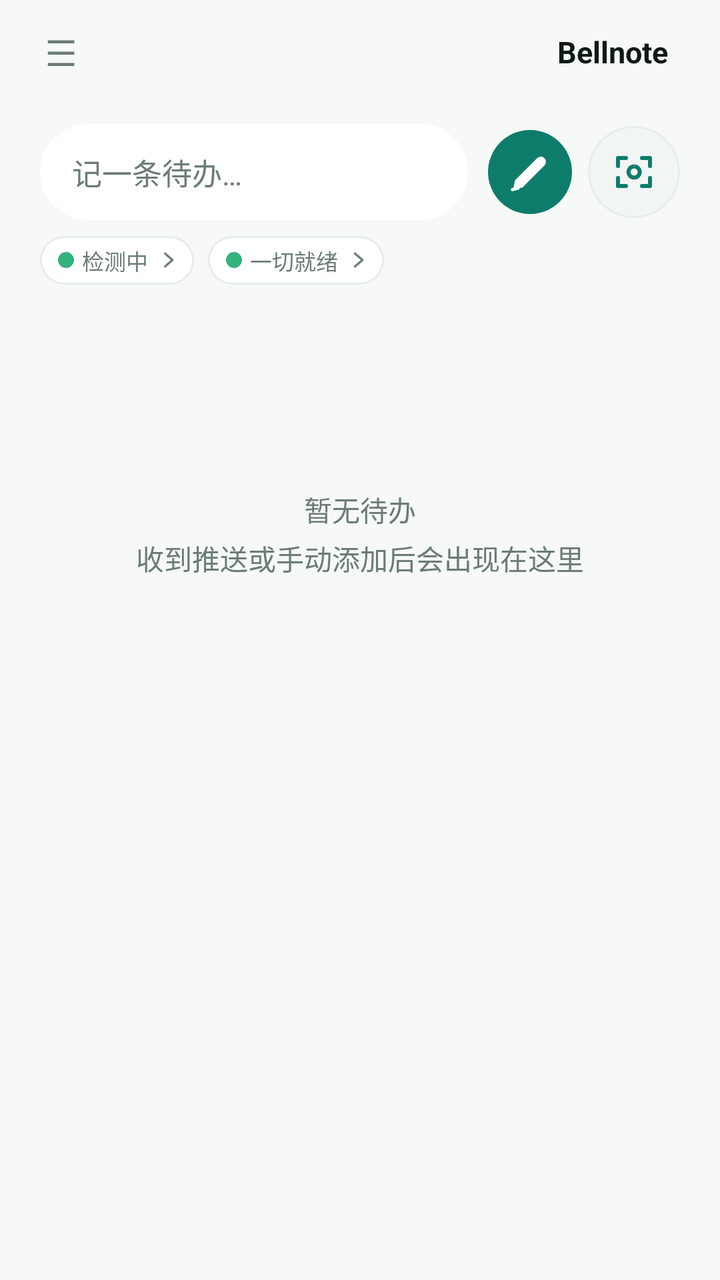
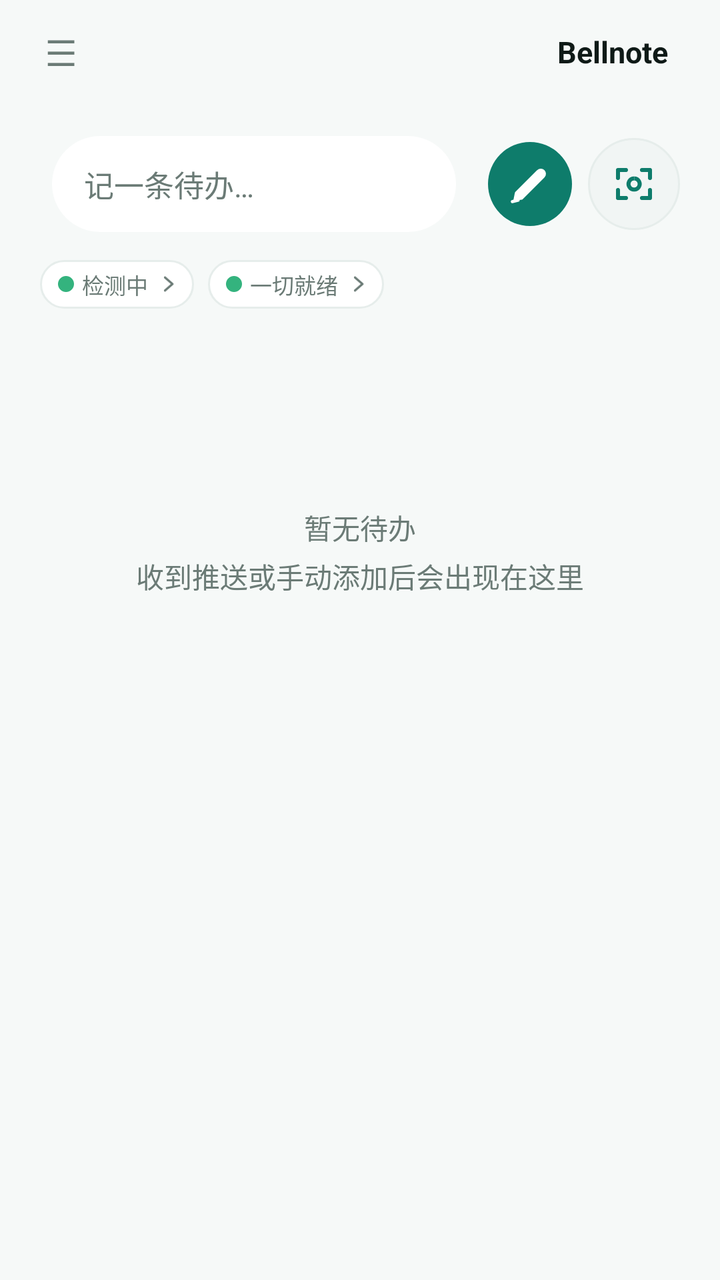

Compare the two renders of this Android layout. The source of the first and the diff that turns it into the second are given below.
<!-- AndroidManifest.xml: activity theme Theme.NtfyCalendar.Home -->
<!-- res/layout/activity_main.xml -->
﻿<?xml version="1.0" encoding="utf-8"?>
<androidx.drawerlayout.widget.DrawerLayout xmlns:android="http://schemas.android.com/apk/res/android"
    android:id="@+id/drawer"
    android:layout_width="match_parent"
    android:layout_height="match_parent">

    
    <LinearLayout
        android:layout_width="match_parent"
        android:layout_height="match_parent"
        android:orientation="vertical"
        android:paddingLeft="20dp"
        android:paddingRight="20dp">

        
        <FrameLayout
            android:layout_width="match_parent"
            android:layout_height="52dp"
            android:clipChildren="false"
            android:clipToPadding="false">

            <TextView
                android:id="@+id/btnMenu"
                android:layout_width="36dp"
                android:layout_height="36dp"
                android:layout_gravity="start|center_vertical"
                android:layout_marginStart="-8dp"
                android:gravity="center"
                android:text="☰"
                android:textColor="?attr/bnTextSecondary"
                android:textSize="18sp" />

            <View
                android:id="@+id/brandHalo"
                android:layout_width="96dp"
                android:layout_height="54dp"
                android:layout_gravity="end|center_vertical"
                android:background="@drawable/bg_brand_halo"
                android:visibility="gone" />

            <FrameLayout
                android:layout_width="wrap_content"
                android:layout_height="wrap_content"
                android:layout_gravity="end|center_vertical"
                android:clipChildren="false"
                android:clipToPadding="false">

                <LinearLayout
                    android:id="@+id/brandPill"
                    android:layout_width="wrap_content"
                    android:layout_height="wrap_content"
                    android:background="@android:color/transparent"
                    android:clipChildren="false"
                    android:clipToPadding="false"
                    android:clickable="true"
                    android:focusable="true"
                    android:gravity="center_vertical"
                    android:orientation="horizontal"
                    android:paddingTop="5dp"
                    android:paddingBottom="5dp">

                    <TextView
                        android:id="@+id/tvBrandName"
                        android:layout_width="wrap_content"
                        android:layout_height="wrap_content"
                        android:text="@string/app_name"
                        android:textColor="?attr/bnTextPrimary"
                        android:textSize="15sp"
                        android:textStyle="bold" />

                    <TextView
                        android:id="@+id/tvVersionTop"
                        android:layout_width="wrap_content"
                        android:layout_height="wrap_content"
                        android:layout_marginStart="6dp"
                        android:textColor="?attr/bnTextSecondary"
                        android:textSize="10sp" />
                </LinearLayout>

                <ImageView
                    android:id="@+id/brandGlyph"
                    android:layout_width="15dp"
                    android:layout_height="15dp"
                    android:layout_gravity="bottom|end"
                    android:layout_marginEnd="4dp"
                    android:layout_marginBottom="3dp"
                    android:contentDescription="ntfy 通道"
                    android:scaleType="fitCenter"
                    android:src="@drawable/ic_ntfy_prompt"
                    android:visibility="gone" />
            </FrameLayout>
        </FrameLayout>

        
        <LinearLayout
            android:layout_width="match_parent"
            android:layout_height="wrap_content"
            android:layout_marginTop="10dp"
            android:clipChildren="false"
            android:clipToPadding="false"
            android:gravity="center_vertical"
            android:orientation="horizontal">

            <FrameLayout
                android:layout_width="0dp"
                android:layout_height="48dp"
                android:layout_weight="1"
                android:clipChildren="false"
                android:clipToPadding="false">

                
                <View
                    android:id="@+id/inputGlow"
                    android:layout_width="match_parent"
                    android:layout_height="match_parent"
                    android:layout_margin="-2dp"
                    android:background="@drawable/bg_input_glow_outline"
                    android:alpha="0" />

                <EditText
                    android:id="@+id/etQuick"
                    android:layout_width="match_parent"
                    android:layout_height="48dp"
                    android:background="@drawable/bg_input_hero"
                    android:hint="@string/quick_hint"
                    android:imeOptions="actionGo"
                    android:inputType="text"
                    android:maxLines="1"
                    android:paddingLeft="16dp"
                    android:paddingRight="16dp"
                    android:textColor="?attr/bnTextPrimary"
                    android:textColorHint="?attr/bnTextSecondary"
                    android:textSize="15sp" />
            </FrameLayout>

            <ImageButton
                android:id="@+id/btnQuickGo"
                android:layout_width="42dp"
                android:layout_height="42dp"
                android:layout_marginStart="10dp"
                android:background="@drawable/bg_circle_primary"
                android:contentDescription="@string/quick_go_desc"
                android:padding="9dp"
                android:scaleType="fitCenter"
                android:src="@drawable/ic_send" />

            <ImageButton
                android:id="@+id/btnShotIcon"
                android:layout_width="46dp"
                android:layout_height="46dp"
                android:layout_marginStart="8dp"
                android:background="@drawable/bg_icon_circle"
                android:contentDescription="@string/btn_shot_big"
                android:padding="11dp"
                android:scaleType="fitCenter"
                android:src="@drawable/ic_screenshot" />
        </LinearLayout>

        
        <LinearLayout
            android:layout_width="match_parent"
            android:layout_height="wrap_content"
            android:layout_marginTop="8dp"
            android:gravity="center_vertical"
            android:orientation="horizontal">

            <TextView
                android:id="@+id/healthChip"
                android:layout_width="wrap_content"
                android:layout_height="wrap_content"
                android:background="@drawable/bg_status_pill"
                android:clickable="true"
                android:drawableStart="@drawable/dot_ok"
                android:drawableEnd="@drawable/ic_chevron_right"
                android:drawablePadding="4dp"
                android:focusable="true"
                android:foreground="?android:attr/selectableItemBackground"
                android:gravity="center_vertical"
                android:maxLines="1"
                android:paddingLeft="9dp"
                android:paddingTop="4dp"
                android:paddingRight="7dp"
                android:paddingBottom="4dp"
                android:text="检测中"
                android:textColor="?attr/bnTextSecondary"
                android:textSize="11sp" />

            <TextView
                android:id="@+id/statusChip"
                android:layout_width="wrap_content"
                android:layout_height="wrap_content"
                android:layout_marginStart="7dp"
                android:background="@drawable/bg_status_pill"
                android:clickable="true"
                android:drawableStart="@drawable/dot_ok"
                android:drawableEnd="@drawable/ic_chevron_right"
                android:drawablePadding="4dp"
                android:focusable="true"
                android:foreground="?android:attr/selectableItemBackground"
                android:gravity="center_vertical"
                android:maxLines="1"
                android:paddingLeft="9dp"
                android:paddingTop="4dp"
                android:paddingRight="7dp"
                android:paddingBottom="4dp"
                android:text="一切就绪"
                android:textColor="?attr/bnTextSecondary"
                android:textSize="11sp" />
        </LinearLayout>

        <TextView
            android:id="@+id/emptyView"
            android:layout_width="match_parent"
            android:layout_height="0dp"
            android:layout_weight="1"
            android:gravity="center"
            android:lineSpacingExtra="4dp"
            android:text="@string/main_empty"
            android:textColor="?attr/bnTextSecondary"
            android:textSize="14sp" />

        <androidx.recyclerview.widget.RecyclerView
            android:id="@+id/recycler"
            android:layout_width="match_parent"
            android:layout_height="0dp"
            android:layout_weight="1"
            android:clipToPadding="false"
            android:paddingTop="0dp"
            android:paddingBottom="16dp" />
    </LinearLayout>

    
    <ScrollView
        android:layout_width="286dp"
        android:layout_height="match_parent"
        android:layout_gravity="start"
        android:background="?attr/bnNavBg"
        android:elevation="16dp">

        <LinearLayout
            android:layout_width="match_parent"
            android:layout_height="wrap_content"
            android:orientation="vertical"
            android:paddingLeft="14dp"
            android:paddingRight="14dp"
            android:paddingTop="38dp"
            android:paddingBottom="24dp">

            
            <TextView
                android:layout_width="match_parent"
                android:layout_height="wrap_content"
                android:paddingLeft="8dp"
                android:text="@string/app_name"
                android:textColor="?attr/bnTextPrimary"
                android:textSize="22sp"
                android:textStyle="bold" />

            <TextView
                android:layout_width="match_parent"
                android:layout_height="wrap_content"
                android:letterSpacing="0.04"
                android:paddingLeft="8dp"
                android:paddingTop="4dp"
                android:text="@string/nav_subtitle"
                android:textColor="?attr/bnTextSecondary"
                android:textSize="12sp" />

            <View
                android:layout_width="match_parent"
                android:layout_height="1dp"
                android:layout_marginTop="16dp"
                android:layout_marginBottom="6dp"
                android:layout_marginLeft="8dp"
                android:layout_marginRight="8dp"
                android:background="?attr/bnDivider" />

            <TextView
                style="@style/NavSection"
                android:text="@string/nav_section_new" />

            <LinearLayout
                android:id="@+id/navAddManual"
                style="@style/NavRow">
                <ImageView
                    style="@style/NavIcon"
                    android:contentDescription="@null"
                    android:src="@drawable/ic_nav_plus" />
                <TextView
                    style="@style/NavLabel"
                    android:text="@string/nav_add_manual" />
            </LinearLayout>

            <LinearLayout
                android:id="@+id/navQuick"
                style="@style/NavRow">
                <ImageView
                    style="@style/NavIcon"
                    android:contentDescription="@null"
                    android:src="@drawable/ic_nav_quick" />
                <TextView
                    style="@style/NavLabel"
                    android:text="@string/nav_quick" />
            </LinearLayout>

            <LinearLayout
                android:id="@+id/navVoice"
                style="@style/NavRow">
                <ImageView
                    style="@style/NavIcon"
                    android:contentDescription="@null"
                    android:src="@drawable/ic_nav_mic" />
                <TextView
                    style="@style/NavLabel"
                    android:text="语音说一条" />
            </LinearLayout>

            <LinearLayout
                android:id="@+id/navClip"
                style="@style/NavRow">
                <ImageView
                    style="@style/NavIcon"
                    android:contentDescription="@null"
                    android:src="@drawable/ic_nav_clip" />
                <TextView
                    style="@style/NavLabel"
                    android:text="从剪贴板记" />
            </LinearLayout>

            <LinearLayout
                android:id="@+id/navCamera"
                style="@style/NavRow">
                <ImageView
                    style="@style/NavIcon"
                    android:contentDescription="@null"
                    android:src="@drawable/ic_nav_camera" />
                <TextView
                    style="@style/NavLabel"
                    android:text="@string/nav_camera" />
            </LinearLayout>

            <TextView
                style="@style/NavSection"
                android:text="@string/nav_section_manage" />

            <LinearLayout
                android:id="@+id/navAllEvents"
                style="@style/NavRow">
                <ImageView
                    style="@style/NavIcon"
                    android:contentDescription="@null"
                    android:src="@drawable/ic_nav_list" />
                <TextView
                    style="@style/NavLabel"
                    android:text="@string/nav_all_events" />
            </LinearLayout>

            <LinearLayout
                android:id="@+id/navReconcile"
                style="@style/NavRow">
                <ImageView
                    style="@style/NavIcon"
                    android:contentDescription="@null"
                    android:src="@drawable/ic_nav_check" />
                <TextView
                    style="@style/NavLabel"
                    android:text="@string/nav_reconcile" />
            </LinearLayout>

            <LinearLayout
                android:id="@+id/navSettings"
                style="@style/NavRow">
                <ImageView
                    style="@style/NavIcon"
                    android:contentDescription="@null"
                    android:src="@drawable/ic_nav_gear" />
                <TextView
                    style="@style/NavLabel"
                    android:text="@string/nav_settings" />
            </LinearLayout>

            <View
                android:layout_width="match_parent"
                android:layout_height="1dp"
                android:layout_marginTop="14dp"
                android:layout_marginBottom="6dp"
                android:layout_marginLeft="8dp"
                android:layout_marginRight="8dp"
                android:background="?attr/bnDivider" />

            <LinearLayout
                android:id="@+id/navHelp"
                style="@style/NavRow">
                <ImageView
                    style="@style/NavIcon"
                    android:contentDescription="@null"
                    android:src="@drawable/ic_nav_help" />
                <TextView
                    style="@style/NavLabel"
                    android:text="@string/nav_help" />
            </LinearLayout>
        </LinearLayout>
    </ScrollView>
</androidx.drawerlayout.widget.DrawerLayout>
<!-- resources referenced by this layout -->
<resources>
  <!-- drawable bg_circle_primary (drawable) -->
  <?xml version="1.0" encoding="utf-8"?>
  <ripple xmlns:android="http://schemas.android.com/apk/res/android"
      android:color="#33FFFFFF">
      <item>
          <shape android:shape="oval">
              <solid android:color="?attr/bnPrimary" />
          </shape>
      </item>
  </ripple>
  <!-- drawable bg_icon_circle (drawable) -->
  <?xml version="1.0" encoding="utf-8"?>
  <shape xmlns:android="http://schemas.android.com/apk/res/android"
      android:shape="oval">
      <solid android:color="?attr/bnIconBg" />
      <stroke
          android:width="1dp"
          android:color="?attr/bnCardStroke" />
  </shape>
  <!-- drawable bg_input_glow_outline (drawable) -->
  ﻿<?xml version="1.0" encoding="utf-8"?>
  <shape xmlns:android="http://schemas.android.com/apk/res/android"
      android:shape="rectangle">
      
      <stroke
          android:width="2dp"
          android:color="#FFFFFFFF" />
      <corners android:radius="26dp" />
      <solid android:color="#00000000" />
  </shape>
  <!-- drawable bg_input_hero (drawable) -->
  <?xml version="1.0" encoding="utf-8"?>
  <shape xmlns:android="http://schemas.android.com/apk/res/android"
      android:shape="rectangle">
      <solid android:color="?attr/bnSurface" />
      <corners android:radius="100dp" />
  </shape>
  <!-- drawable dot_ok (drawable) -->
  ﻿<?xml version="1.0" encoding="utf-8"?>
  <shape xmlns:android="http://schemas.android.com/apk/res/android"
      android:shape="oval">
      <solid android:color="?attr/bnOk" />
      <size
          android:width="8dp"
          android:height="8dp" />
  </shape>
  <string name="app_name">Bellnote</string>
  <string name="btn_shot_big">截图建待办</string>
  <string name="main_empty">暂无待办\n收到推送或手动添加后会出现在这里</string>
  <string name="nav_add_manual">新建待办</string>
  <string name="nav_all_events">全部日程</string>
  <string name="nav_camera">拍照识别</string>
  <string name="nav_help">帮助与引导</string>
  <string name="nav_quick">记一条</string>
  <string name="nav_reconcile">对账</string>
  <string name="nav_section_manage">管理</string>
  <string name="nav_section_new">新建</string>
  <string name="nav_settings">设置</string>
  <string name="nav_subtitle">截图 · 一句话 · 侧边栏</string>
  <string name="quick_go_desc">把这一句记成待办</string>
  <string name="quick_hint">记一条待办…</string>
  <style name="NavIcon">
          <item name="android:layout_width">34dp</item>
          <item name="android:layout_height">34dp</item>
          <item name="android:background">@drawable/bg_icon</item>
          <item name="android:padding">8dp</item>
          <item name="android:tint">?attr/bnTextSecondary</item>
      </style>
  <!-- drawable bg_icon (drawable) -->
  <?xml version="1.0" encoding="utf-8"?>
  <shape xmlns:android="http://schemas.android.com/apk/res/android"
      android:shape="rectangle">
      <solid android:color="?attr/bnIconBg" />
      <corners android:radius="11dp" />
  </shape>
  <!-- drawable ic_splash_blank (drawable) -->
  <?xml version="1.0" encoding="utf-8"?>
  <shape xmlns:android="http://schemas.android.com/apk/res/android" android:shape="rectangle">
      <solid android:color="@android:color/transparent" />
      <size android:width="1dp" android:height="1dp" />
  </shape>
  <color name="primary">#FF0E7C6B</color>
  <color name="primary_dark">#FF0A5A4D</color>
  <color name="text_on_primary">#FFFFFFFF</color>
  <color name="accent">#FFF59E0B</color>
  <color name="window_bg">#FFF6F9F8</color>
  <color name="surface">#FFFFFFFF</color>
  <color name="card_bg">#FFFFFFFF</color>
  <color name="card_stroke">#FFE6EDEB</color>
  <color name="divider">#FFEDF2F0</color>
  <color name="text_primary">#FF0F1A17</color>
  <color name="text_secondary">#FF6B7B76</color>
  <color name="chip_bg">#FFECF6F3</color>
  <color name="icon_bg">#FFF1F5F4</color>
  <color name="danger">#FFC94848</color>
  <color name="ok">#FF34B37E</color>
  <color name="warn">#FFE8A33C</color>
  <color name="muted">#FF9AA5A0</color>
  <color name="nav_bg">#FFFFFFFF</color>
  <color name="ripple">#140E7C6B</color>
  <!-- unchanged entries left out for length: 21 -->
</resources>

<!-- the commit's change to res/layout/activity_main.xml (unified diff, before → after) -->
@@ -103,7 +103,7 @@
 
             <FrameLayout
                 android:layout_width="0dp"
-                android:layout_height="48dp"
+                android:layout_height="60dp"
                 android:layout_weight="1"
                 android:clipChildren="false"
                 android:clipToPadding="false">
@@ -113,7 +113,6 @@
                     android:id="@+id/inputGlow"
                     android:layout_width="match_parent"
                     android:layout_height="match_parent"
-                    android:layout_margin="-2dp"
                     android:background="@drawable/bg_input_glow_outline"
                     android:alpha="0" />
 
@@ -121,6 +120,9 @@
                     android:id="@+id/etQuick"
                     android:layout_width="match_parent"
                     android:layout_height="48dp"
+                    android:layout_gravity="center_vertical"
+                    android:layout_marginLeft="6dp"
+                    android:layout_marginRight="6dp"
                     android:background="@drawable/bg_input_hero"
                     android:hint="@string/quick_hint"
                     android:imeOptions="actionGo"
<!-- resource entries referenced after the edit -->
@@ -27,7 +27,7 @@
       <stroke
           android:width="2dp"
           android:color="#FFFFFFFF" />
-      <corners android:radius="26dp" />
+      <corners android:radius="30dp" />
       <solid android:color="#00000000" />
   </shape>
   <!-- drawable bg_input_hero (drawable) -->
